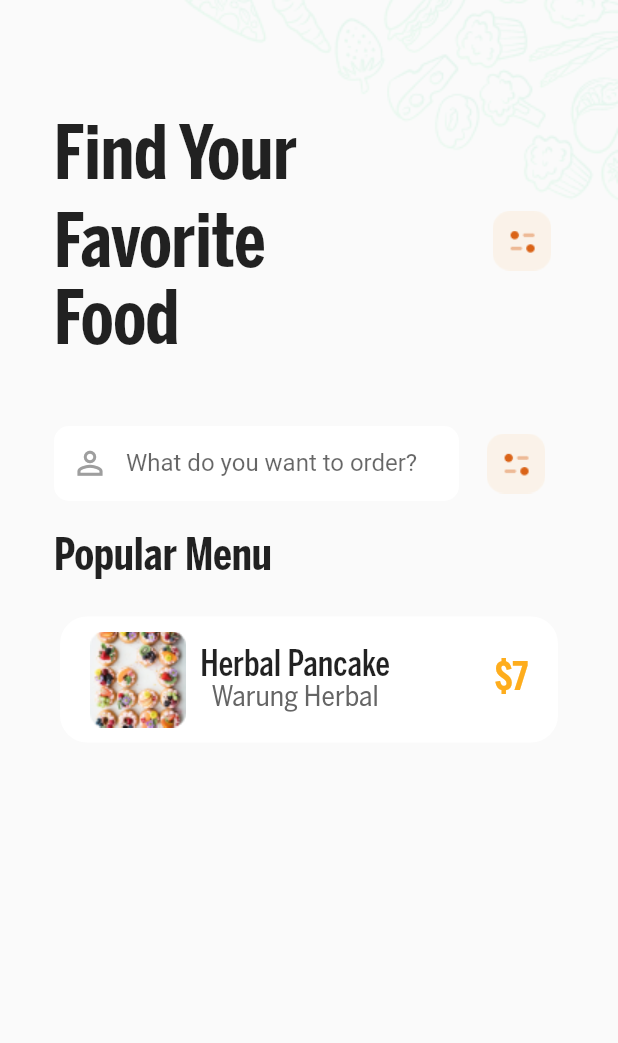
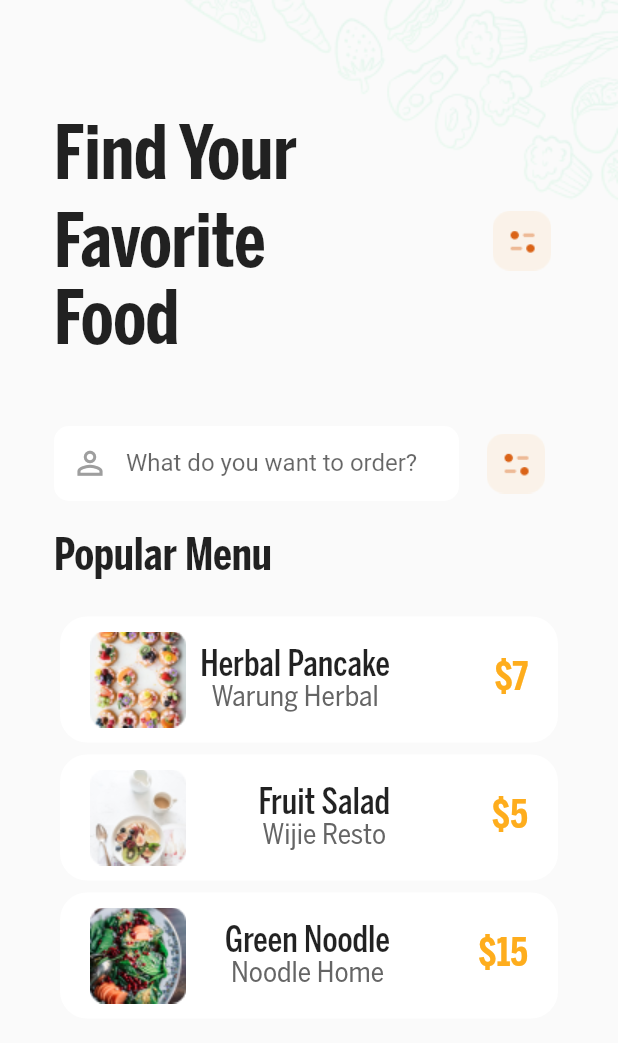
Before and after one commit to JonathanZeru/food_ninja, a Flutter app: the ExploreMenu screen opened directly, on a phone screen of 412 x 824 dp. Shown: the top 1043 px of the screen. Run offline on Flutter 3.47's test engine with Material 2 defaults, Android fonts, the phone set to English and light mode, and no system bars; Roboto replaces fonts that are missing (Poppins).

Commit message:
commit!!
recenet commit

```diff
--- a/lib/main.dart
+++ b/lib/main.dart
@@ -1,13 +1,16 @@
 import 'package:flutter/material.dart';
 import 'package:food_ninja/pages/ExploreMenu.dart';
+import 'package:food_ninja/pages/ExploreRestaurantWIthFilter.dart';
 
 void main() {
   runApp(MaterialApp(
     //TODO REMOVE CONST <--------
-    initialRoute: '/ExploreMenu',
+    initialRoute: '/ExploreRestaurantWIthFilter',
     routes: {
-      '/ExploreMenu': (context) =>
-          const ExploreMenu(), //change Class name with your page widget and import the widget
+      // '/ExploreMenu': (context) =>
+      //     const ExploreMenu(), //change Class name with your page widget and import the widget
+      '/ExploreRestaurantWIthFilter': (context) =>
+          const ExploreRestaurantWIthFilter(), //change Class name with your page widget and import the widget
       // '/': (context) => const CLass_Name(), //change Class name with your page widget and import the widget
     },
   ));
--- a/lib/pages/ExploreMenu.dart
+++ b/lib/pages/ExploreMenu.dart
@@ -1,12 +1,10 @@
 import 'package:flutter/material.dart';
-import 'package:flutter/src/widgets/framework.dart';
-import 'package:flutter/src/widgets/placeholder.dart';
 import 'package:food_ninja/res/cover_text.dart';
 import 'package:food_ninja/res/Icon_notification.dart';
 import 'package:food_ninja/res/search.dart';
 import 'package:food_ninja/res/filter_icon.dart';
-import 'package:food_ninja/res/restaurant.dart';
-
+import 'package:food_ninja/res/menu.dart';
+import 'package:food_ninja/res/Header.dart';
 class ExploreMenu extends StatefulWidget {
   const ExploreMenu({super.key});
 
@@ -15,6 +13,29 @@ class ExploreMenu extends StatefulWidget {
 }
 
 class _ExploreMenuState extends State<ExploreMenu> {
+  List<Menu> menu = [
+    Menu(
+        img: 'assets/Menu Photo.png',
+        restaurantName: 'Warung Herbal',
+        foodName: 'Herbal Pancake',
+        price: '\$7'),
+    Menu(
+        img: 'assets/Photo Menu.png',
+        restaurantName: 'Wijie Resto',
+        foodName: 'Fruit Salad',
+        price: '\$5'),
+    Menu(
+        img: 'assets/Photo Menu2.png',
+        restaurantName: 'Noodle Home',
+        foodName: 'Green Noodle',
+        price: '\$15'),
+  ];
+  Widget MenuTemplate(menu) {
+    return Restaurant(
+      menu: menu,
+    );
+  }
+
   @override
   Widget build(BuildContext context) {
     return SafeArea(
@@ -38,13 +59,7 @@ class _ExploreMenuState extends State<ExploreMenu> {
                   ),
                   Column(
                     children: <Widget>[
-                      Row(
-                        mainAxisAlignment: MainAxisAlignment.spaceBetween,
-                        children: const <Widget>[
-                          CoverText(),
-                          IconNotification(),
-                        ],
-                      ),
+                      const Header(),
                       const SizedBox(
                         height: 40,
                       ),
@@ -67,9 +82,12 @@ class _ExploreMenuState extends State<ExploreMenu> {
                           ),
                         ),
                       ),
+                      Column(
+                        children:
+                            menu.map((menu) => MenuTemplate(menu)).toList(),
+                      ),
                     ],
                   ),
-                  Restaurant(),
                 ],
               ),
             ),
@@ -79,3 +97,75 @@ class _ExploreMenuState extends State<ExploreMenu> {
     );
   }
 }
+
+
+class Restaurant extends StatelessWidget {
+  final Menu menu;
+  const Restaurant({super.key, required this.menu});
+
+  @override
+  Widget build(BuildContext context) {
+    return Card(
+      shape: RoundedRectangleBorder(
+        borderRadius: BorderRadius.circular(18),
+      ),
+      elevation: 20,
+      shadowColor: Colors.transparent,
+      color: Colors.white,
+      child: Padding(
+        padding: const EdgeInsets.symmetric(vertical: 10, horizontal: 20),
+        child: Container(
+          child: Row(
+            mainAxisAlignment: MainAxisAlignment.spaceBetween,
+            children: [
+              SizedBox(
+                child: Column(
+                  crossAxisAlignment: CrossAxisAlignment.start,
+                  children: [
+                    SizedBox(
+                      width: 200,
+                      child: Row(
+                        mainAxisAlignment: MainAxisAlignment.spaceBetween,
+                        children: [
+                          Container(child: Image.asset(menu.img)),
+                          Column(
+                            children: [
+                              Text(
+                                menu.foodName,
+                                style: const TextStyle(
+                                  fontFamily: 'BentonSans Medium',
+                                  fontSize: 24,
+                                ),
+                              ),
+                              Text(
+                                menu.restaurantName,
+                                style: const TextStyle(
+                                    fontFamily: 'BentonSans Regular',
+                                    fontSize: 19,
+                                    color: Color.fromARGB(255, 101, 101, 101)),
+                              ),
+                            ],
+                          ),
+                        ],
+                      ),
+                    ),
+                  ],
+                ),
+              ),
+              SizedBox(
+                child: Text(
+                  menu.price,
+                  style: const TextStyle(
+                    fontFamily: 'BentonSans Bold',
+                    fontSize: 26,
+                    color: Color.fromARGB(255, 254, 173, 29),
+                  ),
+                ),
+              )
+            ],
+          ),
+        ),
+      ),
+    );
+  }
+}
--- /dev/null
+++ b/lib/pages/ExploreRestaurantWIthFilter.dart
@@ -0,0 +1,34 @@
+import 'package:flutter/material.dart';
+import 'package:food_ninja/res/cover_text.dart';
+import 'package:food_ninja/res/Icon_notification.dart';
+import 'package:food_ninja/res/search.dart';
+import 'package:food_ninja/res/filter_icon.dart';
+import 'package:food_ninja/res/menu.dart';
+import 'package:food_ninja/res/Header.dart';
+class ExploreRestaurantWIthFilter extends StatefulWidget {
+  const ExploreRestaurantWIthFilter({super.key});
+
+  @override
+  State<ExploreRestaurantWIthFilter> createState() =>
+      _ExploreRestaurantWIthFilterState();
+}
+
+class _ExploreRestaurantWIthFilterState
+    extends State<ExploreRestaurantWIthFilter> {
+  @override
+  Widget build(BuildContext context) {
+    return SafeArea(
+      child: Scaffold(
+        body:Container(
+          width: 340,
+          child:Column(
+            children: [
+              SizedBox(),
+              Container(),
+            ],
+          ),
+        ),
+      )
+      );
+  }
+}
--- /dev/null
+++ b/lib/res/Header.dart
@@ -0,0 +1,19 @@
+import 'package:flutter/material.dart';
+import 'package:food_ninja/res/cover_text.dart';
+import 'package:food_ninja/res/Icon_notification.dart';
+class Header extends StatelessWidget {
+  const Header({
+    super.key,
+  });
+
+  @override
+  Widget build(BuildContext context) {
+    return Row(
+      mainAxisAlignment: MainAxisAlignment.spaceBetween,
+      children: const <Widget>[
+        CoverText(),
+        IconNotification(),
+      ],
+    );
+  }
+}
--- a/lib/res/Icon_notification.dart
+++ b/lib/res/Icon_notification.dart
@@ -1,6 +1,6 @@
+// ignore: file_names
 import 'package:flutter/material.dart';
-import 'package:flutter/src/widgets/framework.dart';
-import 'package:flutter/src/widgets/placeholder.dart';
+
 
 class IconNotification extends StatelessWidget {
   const IconNotification({
--- a/lib/res/cover_text.dart
+++ b/lib/res/cover_text.dart
@@ -1,6 +1,4 @@
 import 'package:flutter/material.dart';
-import 'package:flutter/src/widgets/framework.dart';
-import 'package:flutter/src/widgets/placeholder.dart';
 
 class CoverText extends StatelessWidget {
   const CoverText({
@@ -12,12 +10,12 @@ class CoverText extends StatelessWidget {
     return Column(
       mainAxisAlignment: MainAxisAlignment.spaceBetween,
       children: <Widget>[
-        Container(
+        SizedBox(
           width: 220,
           child: Column(
             children: [
               Row(
-                children: [
+                children:const [
                   Text(
                     textAlign: TextAlign.start,
                     'Find Your',
@@ -29,10 +27,10 @@ class CoverText extends StatelessWidget {
                   Expanded(child: SizedBox()),
                 ],
               ),
-              SizedBox(
+              const SizedBox(
                 height: 8,
               ),
-              Text(
+              const Text(
                 textAlign: TextAlign.start,
                 'Favorite Food',
                 style: TextStyle(
--- a/lib/res/filter_icon.dart
+++ b/lib/res/filter_icon.dart
@@ -1,6 +1,4 @@
 import 'package:flutter/material.dart';
-import 'package:flutter/src/widgets/framework.dart';
-import 'package:flutter/src/widgets/placeholder.dart';
 
 class FilterIcon extends StatelessWidget {
   const FilterIcon({
--- /dev/null
+++ b/lib/res/menu.dart
@@ -0,0 +1,12 @@
+class Menu {
+  late String img;
+  late String restaurantName;
+  late String foodName;
+  late String price;
+
+  Menu(
+      {required this.img,
+      required this.restaurantName,
+      required this.foodName,
+      required this.price});
+}
--- a/lib/res/restaurant.dart
+++ /dev/null
@@ -1,80 +0,0 @@
-import 'package:flutter/material.dart';
-import 'package:flutter/src/widgets/framework.dart';
-import 'package:flutter/src/widgets/placeholder.dart';
-class Restaurant extends StatelessWidget {
-  const Restaurant({
-    super.key,
-  });
-
-  @override
-  Widget build(BuildContext context) {
-    return Card(
-      shape: RoundedRectangleBorder(
-        borderRadius: BorderRadius.circular(18),
-      ),
-      elevation: 20,
-      shadowColor: Colors.transparent,
-      color: Colors.white,
-      child: Padding(
-        padding: const EdgeInsets.symmetric(
-            vertical: 10, horizontal: 20),
-        child: Container(
-          child: Row(
-            mainAxisAlignment: MainAxisAlignment.spaceBetween,
-            children: [
-              SizedBox(
-                child: Column(
-                  crossAxisAlignment: CrossAxisAlignment.start,
-                  children: [
-                    SizedBox(
-                      width: 200,
-                      child: Row(
-                        mainAxisAlignment:
-                            MainAxisAlignment.spaceBetween,
-                        children: [
-                          Container(
-                              child: Image.asset(
-                                  'assets/Menu Photo.png')),
-                          Column(
-                            children: const [
-                              Text(
-                                'Herbal Pancake',
-                                style: TextStyle(
-                                  fontFamily: 'BentonSans Medium',
-                                  fontSize: 24,
-                                ),
-                              ),
-                              Text(
-                                'Warung Herbal',
-                                style: TextStyle(
-                                    fontFamily:
-                                        'BentonSans Regular',
-                                    fontSize: 19,
-                                    color: Color.fromARGB(
-                                        255, 101, 101, 101)),
-                              ),
-                            ],
-                          ),
-                        ],
-                      ),
-                    ),
-                  ],
-                ),
-              ),
-              SizedBox(
-                child: Text(
-                  '\$7',
-                  style: TextStyle(
-                    fontFamily: 'BentonSans Bold',
-                    fontSize: 26,
-                    color: Color.fromARGB(255, 254, 173, 29),
-                  ),
-                ),
-              )
-            ],
-          ),
-        ),
-      ),
-    );
-  }
-}
--- a/lib/res/search.dart
+++ b/lib/res/search.dart
@@ -1,6 +1,4 @@
 import 'package:flutter/material.dart';
-import 'package:flutter/src/widgets/framework.dart';
-import 'package:flutter/src/widgets/placeholder.dart';
 
 class Search extends StatelessWidget {
   const Search({
@@ -12,7 +10,7 @@ class Search extends StatelessWidget {
     return Container(
       width: 270,
       height: 50,
-      margin: EdgeInsets.only(right: 10),
+      margin: const EdgeInsets.only(right: 10),
       child: TextFormField(
         decoration: InputDecoration(
           prefixIcon: const Icon(
```
Also changed, not shown: 3 other files.
